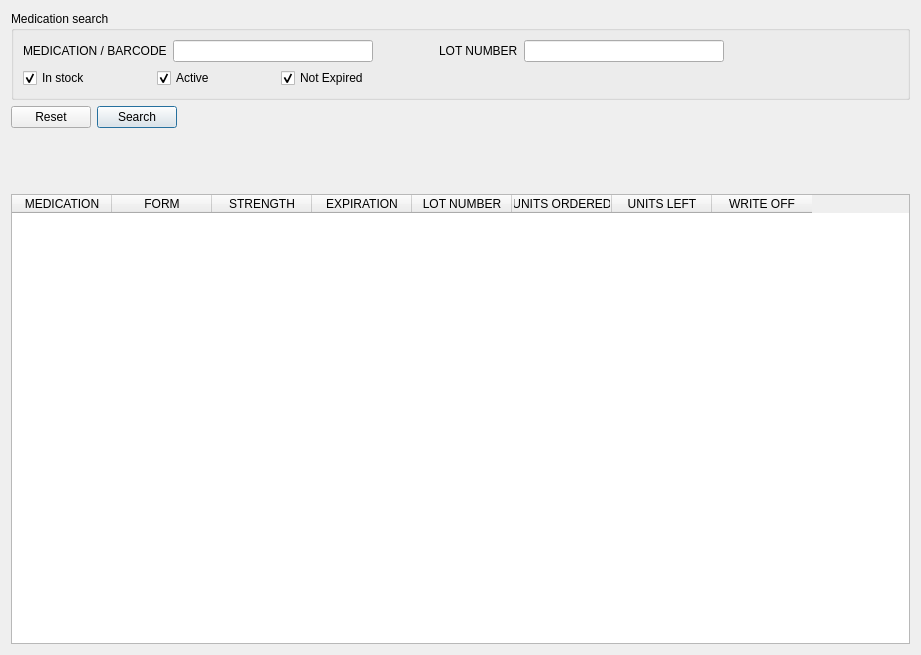
The window that mtrack/inventoryframe.ui (kyledevans/Medicine-Track) describes before a commit, drawn with Qt 5.
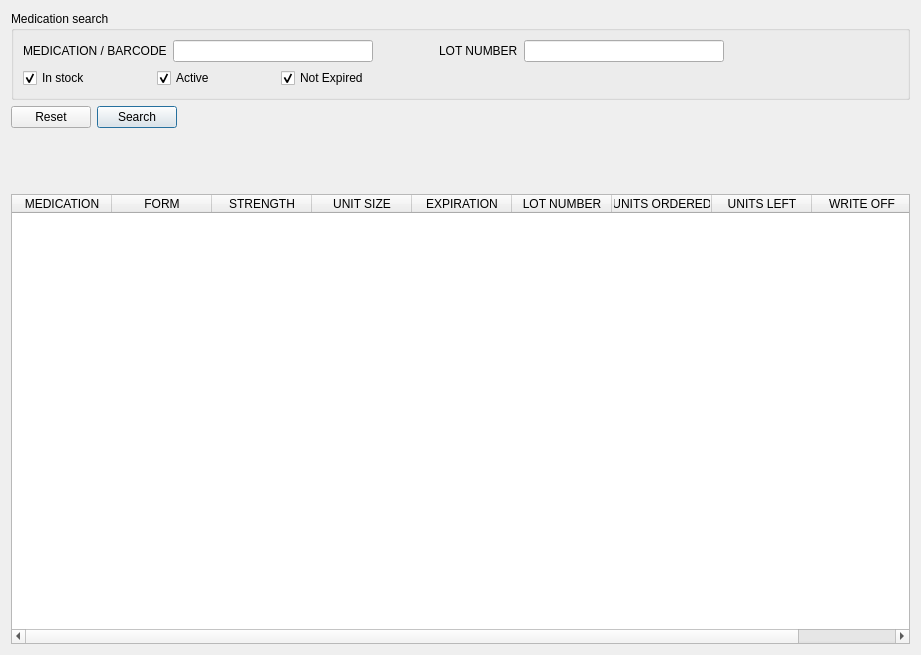
The same window after the commit.

Commit message: Search now shows unit_size. 	modified:   mtrack/inventoryframe.cpp 	modified:   mtrack/inventoryframe.ui

What changed in the file:
```diff
--- a/mtrack/inventoryframe.ui
+++ b/mtrack/inventoryframe.ui
@@ -249,7 +249,7 @@
       <enum>QAbstractItemView::SelectRows</enum>
      </property>
      <property name="columnCount">
-      <number>8</number>
+      <number>9</number>
      </property>
      <attribute name="horizontalHeaderHighlightSections">
       <bool>false</bool>
@@ -272,6 +272,11 @@
        <string>STRENGTH</string>
       </property>
      </column>
+     <column>
+      <property name="text">
+       <string>UNIT SIZE</string>
+      </property>
+     </column>
      <column>
       <property name="text">
        <string>EXPIRATION</string>
```
The commit also changes 1 other file.
